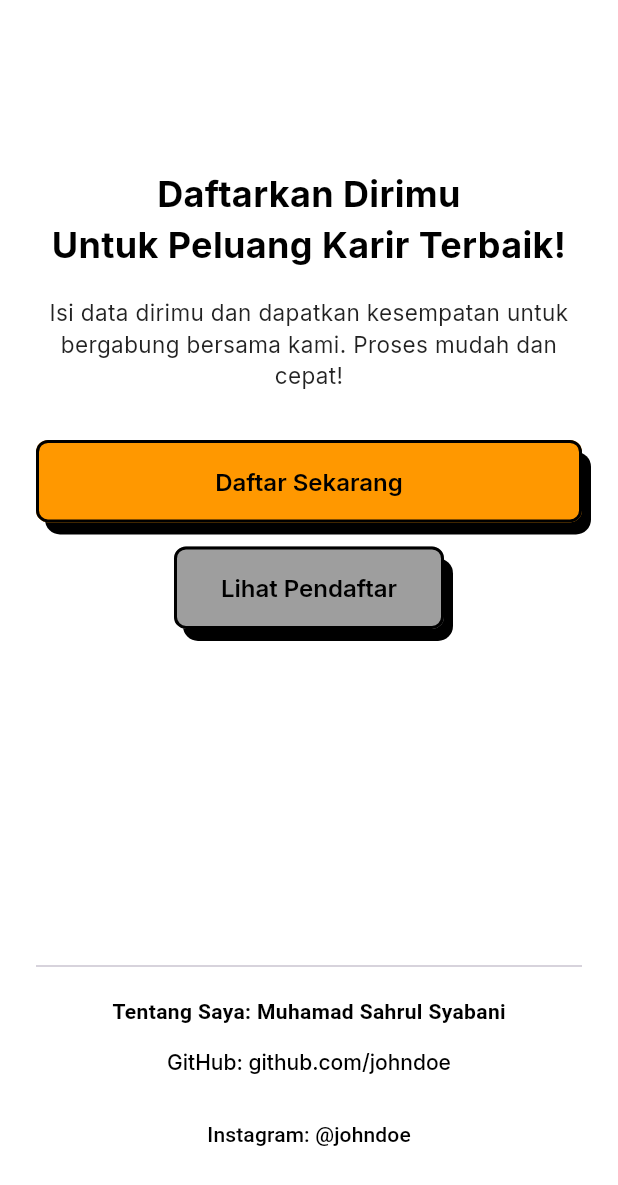
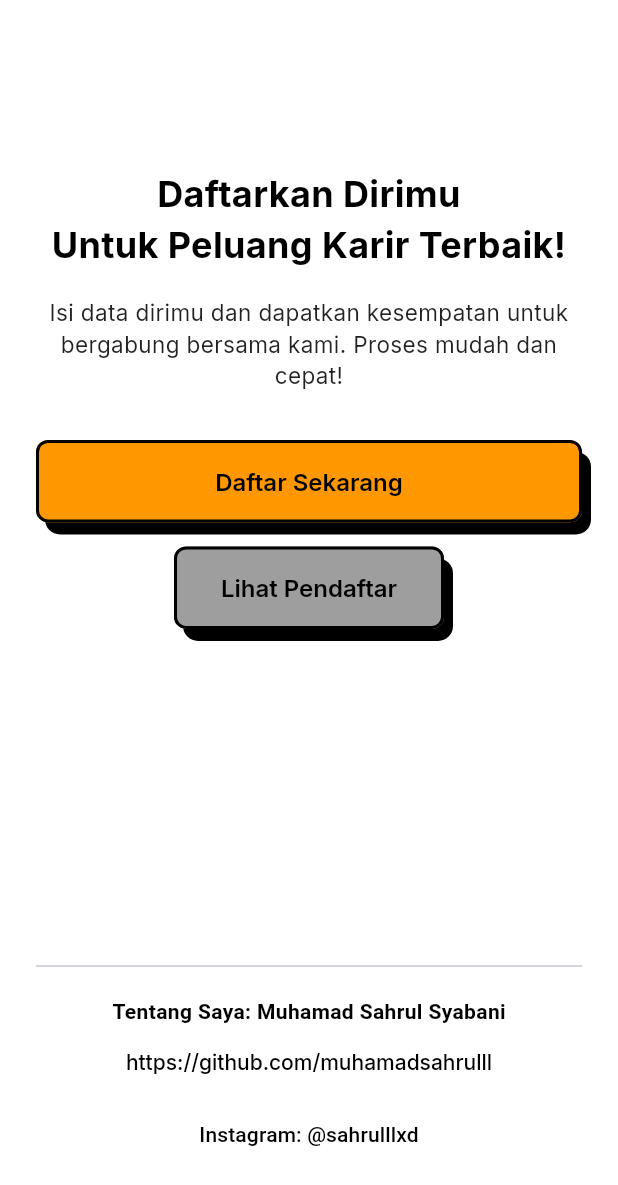
Before and after one commit to muhamadsahrulll/flutter-app-regristation, a Flutter app: the screen it shows after launch, on a phone screen of 412 x 824 dp. Shown: the top 1185 px of the screen. Run offline on Flutter 3.47's test engine with Material 3 defaults, Android fonts, the phone set to English and light mode, and no system bars; our stand-ins replace get, google_fonts.

Commit message:
update landing page

```diff
--- a/lib/pages/landing_page.dart
+++ b/lib/pages/landing_page.dart
@@ -124,7 +124,7 @@ class LandingPage extends StatelessWidget {
                         ),
                         TextButton(
                           onPressed: () {},
-                          child: Text('GitHub: github.com/johndoe'),
+                          child: Text('https://github.com/muhamadsahrulll'),
                           style: TextButton.styleFrom(
                             foregroundColor: Colors.black,
                             textStyle: GoogleFonts.inter(
@@ -136,7 +136,7 @@ class LandingPage extends StatelessWidget {
                         ),
                         TextButton(
                           onPressed: () {},
-                          child: Text('Instagram: @johndoe'),
+                          child: Text('Instagram: @sahrulllxd'),
                           style: TextButton.styleFrom(
                             foregroundColor: Colors.black,
                           ),
```
